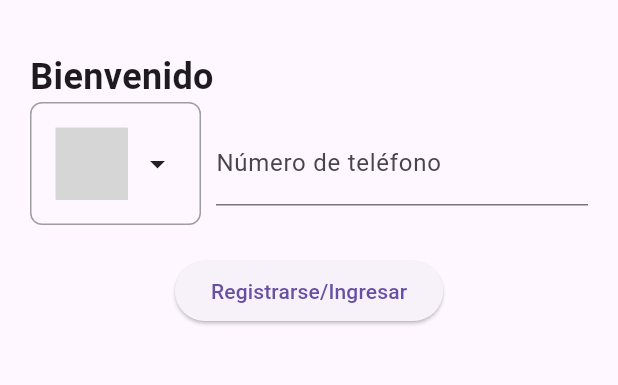
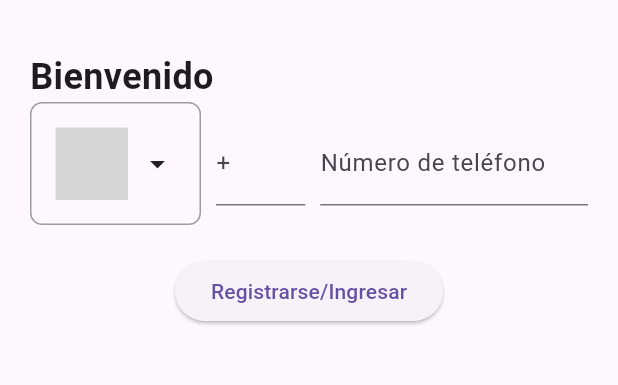
Before and after one commit to Patacon13/veo_veo, a Flutter app: the screen it shows after launch, on a phone screen of 412 x 824 dp, the part 63-448 px from its top. Run offline on Flutter 3.47's test engine with Material 3 defaults, Android fonts, the phone set to English and light mode, and no system bars; our stand-ins replace latlong2; missing offline and left inert: country_pickers; grey boxes are pictures that could not be loaded.

Commit message:
Agregado codigo de area

```diff
--- a/lib/main.dart
+++ b/lib/main.dart
@@ -53,6 +53,18 @@ class _MyHomePageState extends State<MyHomePage> {
                 CountryPickerWidget(), // Country picker widget
                 SizedBox(width: 10), // Spacer between country picker and text field
                 Expanded(
+                  flex: 1,
+                  child: TextField(
+                    onChanged: (value) => _handleInputChanged(value, 'phoneNumber'),
+                    decoration: const InputDecoration(
+                      labelText: '+',
+                      hintText: '+',
+                    ),
+                  ),
+                ),
+                SizedBox(width: 10), // Spacer between country picker and text field
+                Expanded(
+                  flex: 3,
                   child: TextField(
                     onChanged: (value) => _handleInputChanged(value, 'phoneNumber'),
                     decoration: const InputDecoration(
--- a/lib/widget/country_picker_widget.dart
+++ b/lib/widget/country_picker_widget.dart
@@ -44,7 +44,7 @@ class _CountryPickerWidgetState extends State<CountryPickerWidget> {
       builder: (context) => CountryPickerDialog(
         titlePadding: EdgeInsets.all(8.0),
         searchCursorColor: Colors.blueAccent,
-        searchInputDecoration: InputDecoration(hintText: 'Buscando...'),
+        searchInputDecoration: InputDecoration(hintText: 'Buscar...'),
         isSearchable: true,
         title: Text('Seleccione su pais'),
         onValuePicked: (Country country) => setState(() {
```
